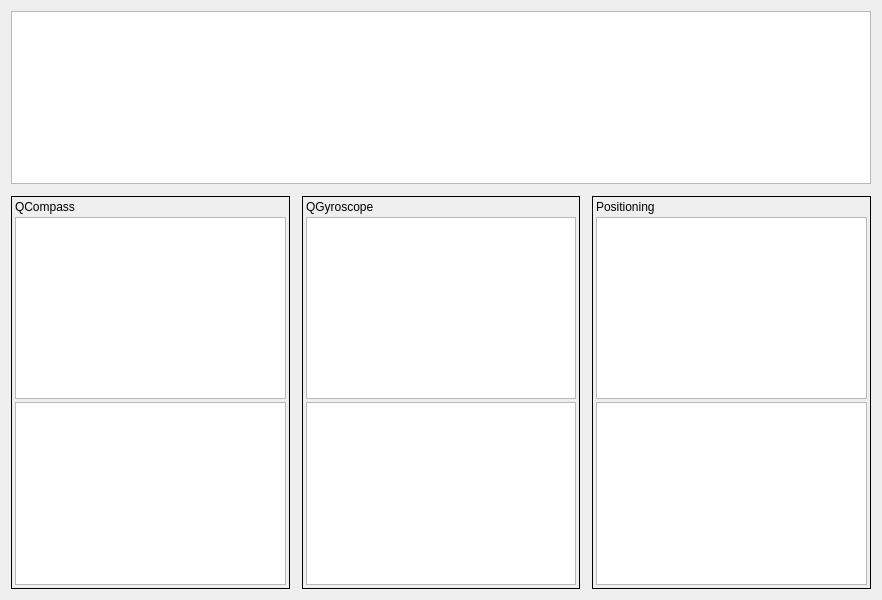
This is Sandbox/Ivan/Ivan_QtSensorTest/ivan_qtsensortest.ui in matteof/exercise as Qt 5 draws it before an edit. The edited form follows.
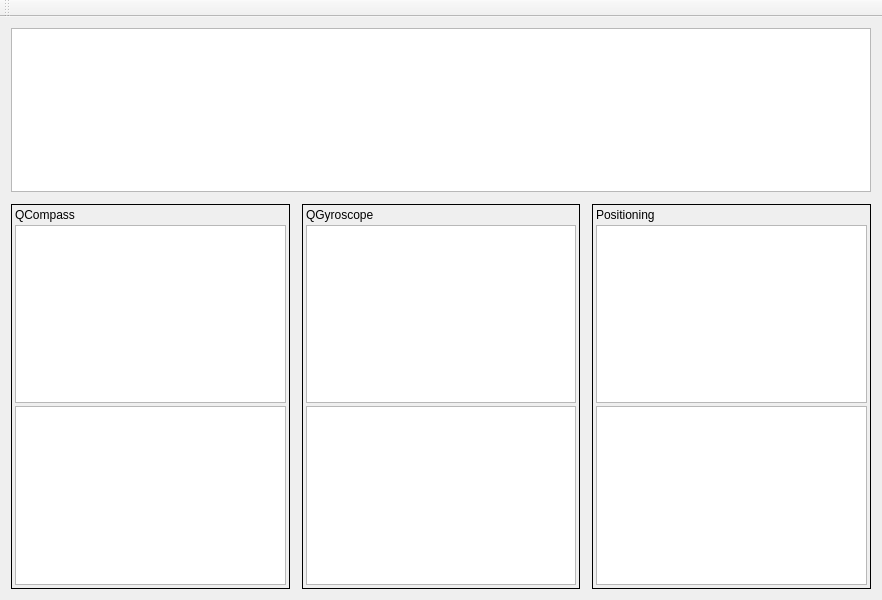
This is the edited form.

Commit message: testing qt sensors

Diff of the .ui file:
```diff
--- a/Sandbox/Ivan/Ivan_QtSensorTest/ivan_qtsensortest.ui
+++ b/Sandbox/Ivan/Ivan_QtSensorTest/ivan_qtsensortest.ui
@@ -193,6 +193,17 @@
     </rect>
    </property>
   </widget>
+  <widget class="QToolBar" name="mToolBar">
+   <property name="windowTitle">
+    <string>toolBar</string>
+   </property>
+   <attribute name="toolBarArea">
+    <enum>TopToolBarArea</enum>
+   </attribute>
+   <attribute name="toolBarBreak">
+    <bool>false</bool>
+   </attribute>
+  </widget>
  </widget>
  <layoutdefault spacing="6" margin="11"/>
  <resources>
```
The commit also changes 2 other files.
